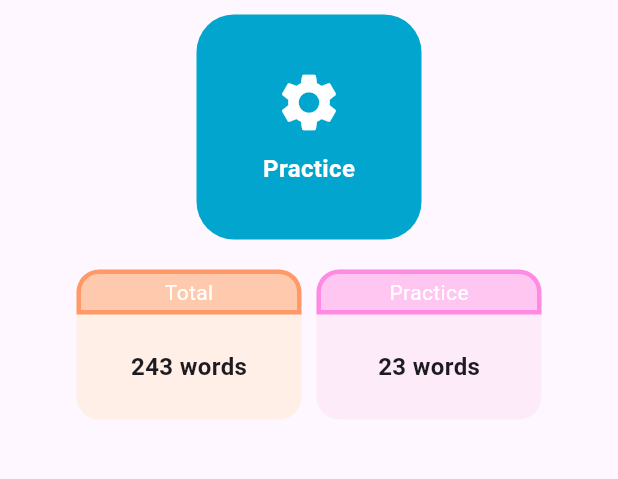
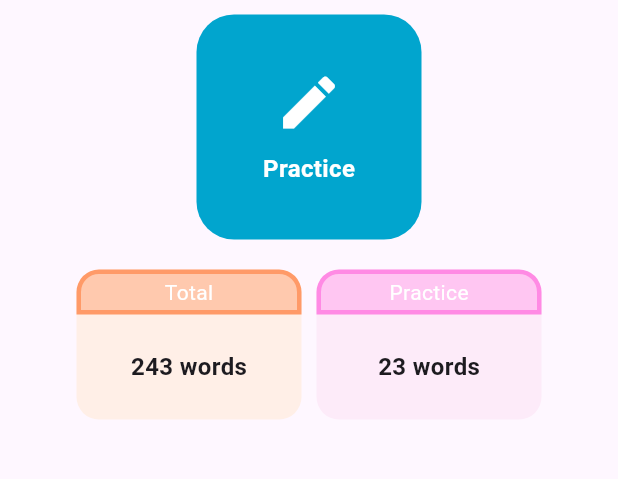
Before and after one commit to Mohsoftdev/Mountain_dictionary_app, a Flutter app: the screen it shows after launch, on a phone screen of 412 x 824 dp, the part 563-1042 px from its top. Run offline on Flutter 3.47's test engine with Material 3 defaults, Android fonts, the phone set to English and light mode, and no system bars.

Commit message:
home page completed 1

```diff
--- a/lib/pages/home.dart
+++ b/lib/pages/home.dart
@@ -65,7 +65,7 @@ class Home extends StatelessWidget {
                       MaterialPageRoute(builder: (context) => const Dictionary()),
                     );
                   },
-                  child: _pageButton(context, Icons.settings, "Practice"),
+                    child: _pageButton(context, Icons.edit, "Practice"),
                 ),
               ],
             ),
```
